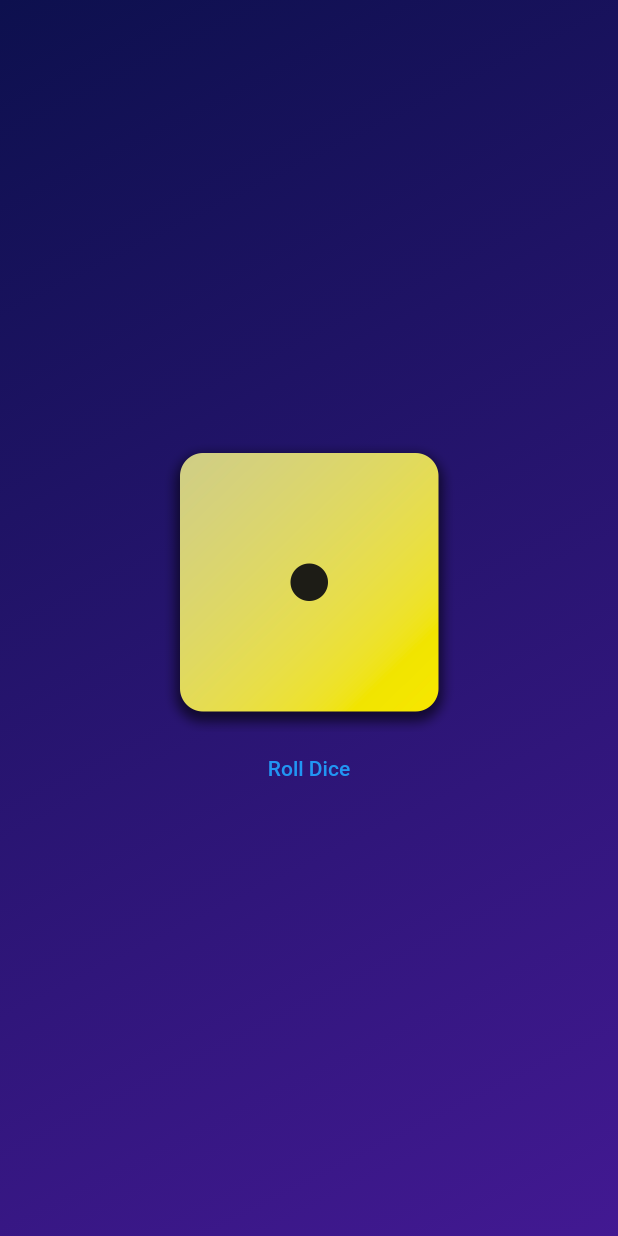
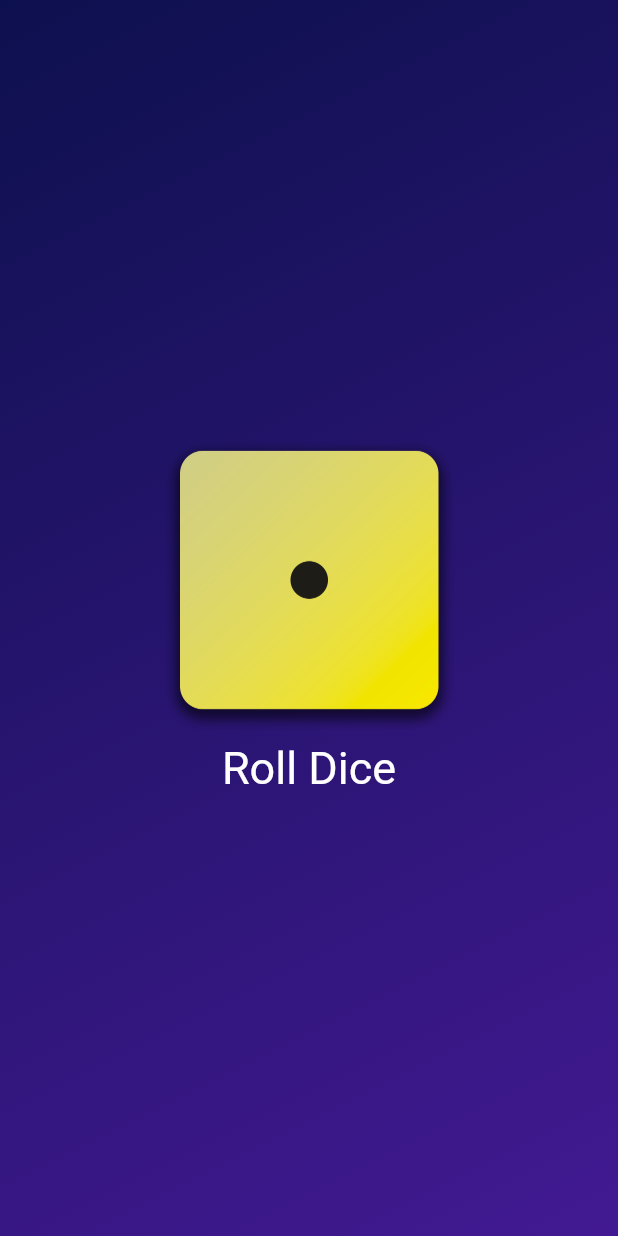
Before and after one commit to subarnabsadhukhan/Roll-Dice-App, a Flutter app: the screen it shows after launch, on a phone screen of 412 x 824 dp. Run offline on Flutter 3.47's test engine with Material 2 defaults, Android fonts, the phone set to English and light mode, and no system bars.

Commit message:
style TextButton

```diff
--- a/lib/gradient_container.dart
+++ b/lib/gradient_container.dart
@@ -28,6 +28,12 @@ class GradientContainer extends StatelessWidget {
             ),
             TextButton(
               onPressed: () {}, // Anonymous Function
+              style: TextButton.styleFrom(
+                foregroundColor: Colors.white,
+                textStyle: const TextStyle(
+                  fontSize: 30,
+                ),
+              ),
               child: const Text('Roll Dice'),
             ),
           ],
```
